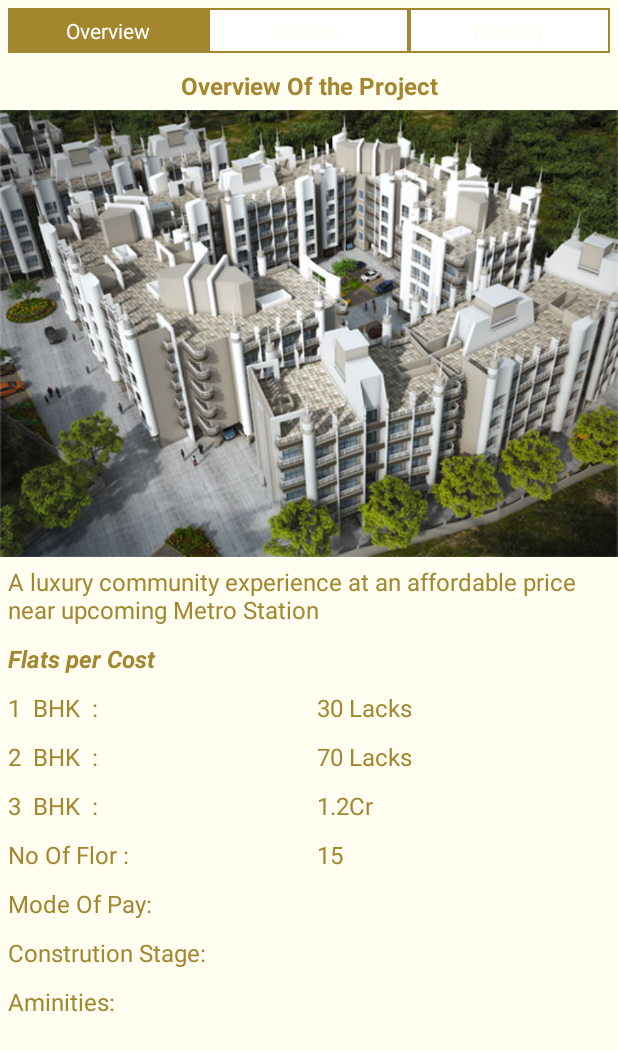
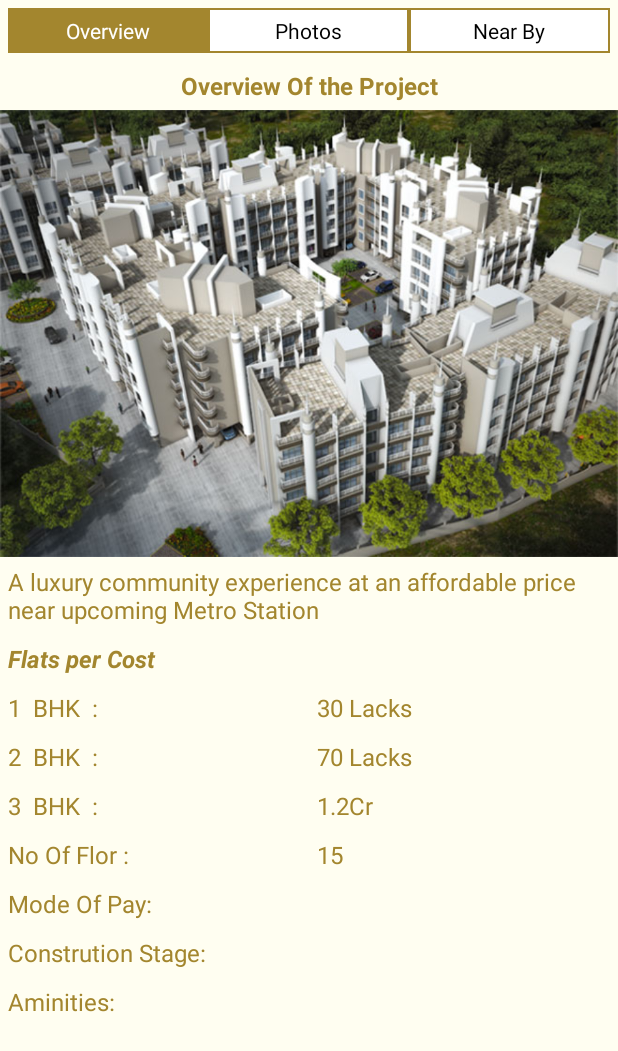
Before and after one commit to AzaharSheikh/RealEstateApp, an Android app: the layout my_project_layout.xml on its own in the app's theme, with its tools: preview values and no code run, on a phone screen of 412 x 824 dp. Shown: the top 1051 px of the screen. Run offline under Robolectric (Android 15) with nearby library versions, the light colour scheme and no system bars.

Commit message:
changes by tb

```diff
--- a/app/src/main/res/drawable/rbtn_textcolor_selector.xml
+++ b/app/src/main/res/drawable/rbtn_textcolor_selector.xml
@@ -2,6 +2,6 @@
 <selector xmlns:android="http://schemas.android.com/apk/res/android">
 
     <item android:state_checked="true" android:color="#ffffffff"/>
-    <item android:color="@color/colorPrimaryDark"/>
+    <item android:color="@color/black"/>
 
 </selector>
```
